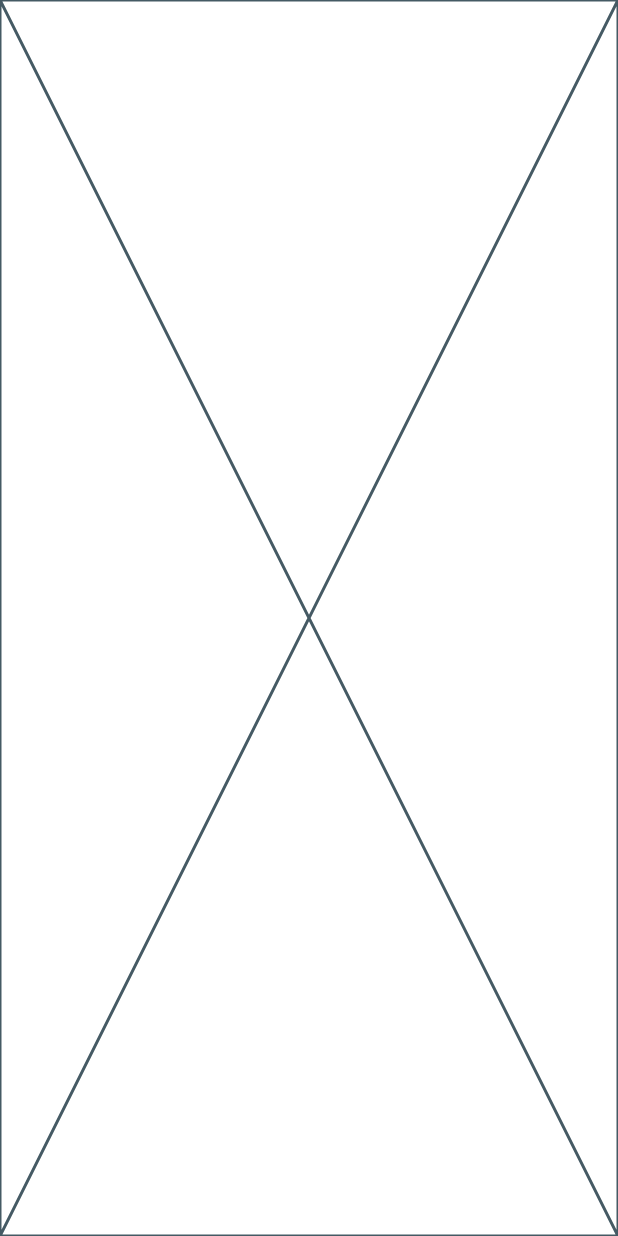
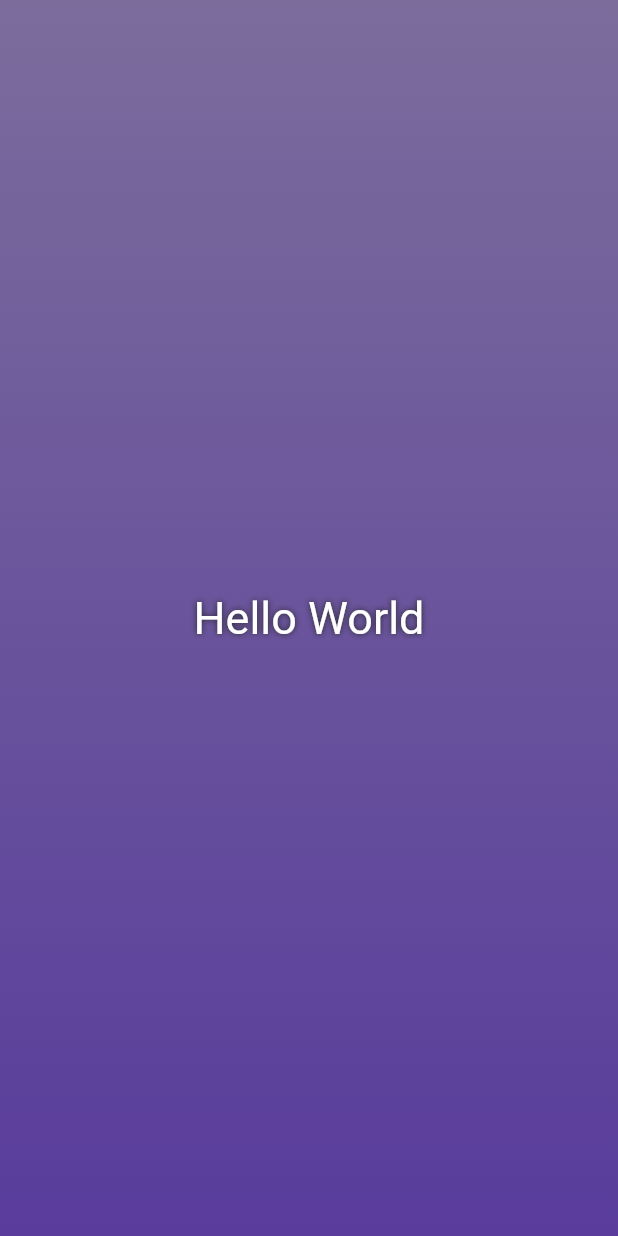
Before and after one commit to saleemsabid/dice, a Flutter app: the screen it shows after launch, on a phone screen of 412 x 824 dp. Run offline on Flutter 3.47's test engine with Material 2 defaults, Android fonts, the phone set to English and light mode, and no system bars.

Commit message:
made hello world

```diff
--- a/lib/main.dart
+++ b/lib/main.dart
@@ -5,10 +5,47 @@ void main() {
 }
 
 class MyApp extends StatelessWidget {
-  const MyApp({super.key});
+  const MyApp({
+    super.key,
+  });
 
   @override
   Widget build(BuildContext context) {
-    return const Placeholder();
+    return const MaterialApp(
+      debugShowCheckedModeBanner: false,
+      home: GradientContainer(),
+    );
   }
 }
+
+class GradientContainer extends StatelessWidget {
+  const GradientContainer({super.key});
+  @override
+  Widget build(context) {
+    return Scaffold(
+      body: Container(
+        decoration: const BoxDecoration(
+          gradient: LinearGradient(
+            colors: [
+              Color.fromARGB(255, 123, 108, 156),
+              Color.fromARGB(255, 89, 60, 156),
+            ],
+            begin: Alignment.topCenter,
+            end: Alignment.bottomCenter,
+          ),
+        ),
+        child: const Center(
+          child: Text(
+            'Hello World',
+            style: TextStyle(color: Colors.white, fontSize: 30.0, shadows: [
+              Shadow(
+                  color: Color.fromARGB(255, 37, 37, 37),
+                  blurRadius: 5,
+                  offset: Offset.zero)
+            ]),
+          ),
+        ),
+      ),
+    );
+  }
+}
```
